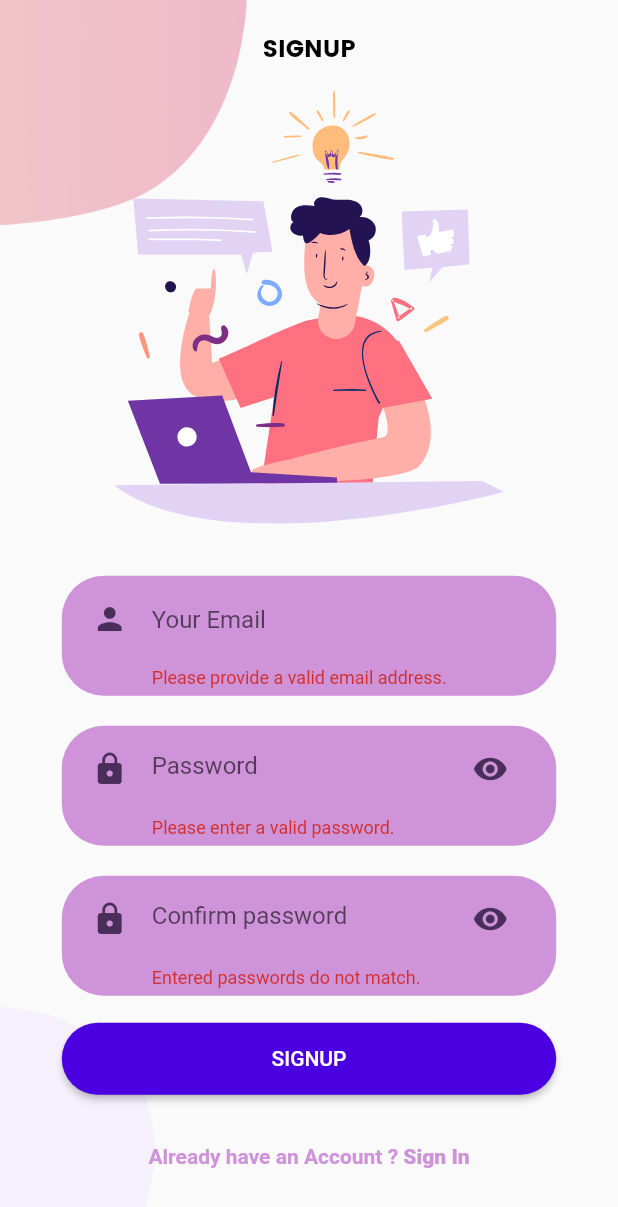
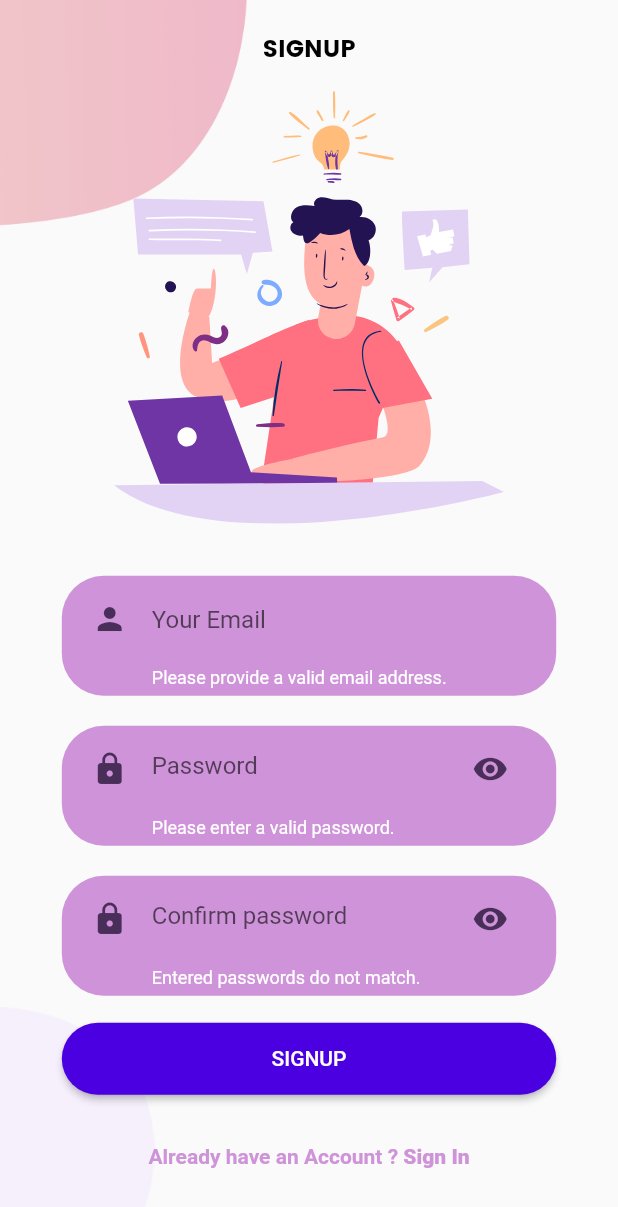
Before and after one commit to italoguasti/product_list_flutter_app_getx, a Flutter app: the SignupPage screen opened by its route, after a tap on "SIGNUP", on a phone screen of 412 x 824 dp. Shown: the top 1207 px of the screen. Run offline on Flutter 3.47's test engine with Material 2 defaults, Android fonts, the phone set to English and light mode, and no system bars; our stand-ins replace dio, firebase_core, flutter_rating_bar, flutter_svg, get; accounts and stored records are empty.

Commit message:
user register firebase

```diff
--- a/lib/components/login/login_body.dart
+++ b/lib/components/login/login_body.dart
@@ -12,6 +12,7 @@ class LoginBody extends StatelessWidget {
   final _passwordController = TextEditingController();
 
   final _formKey = GlobalKey<FormState>();
+
 
   LoginBody({
     Key? key,
--- a/lib/components/rounded_input_field.dart
+++ b/lib/components/rounded_input_field.dart
@@ -12,7 +12,7 @@ class RoundedInputField extends StatelessWidget {
 
   const RoundedInputField({
     Key? key,
-    required this.controller,
+    this.controller,
     required this.hintText,
     required this.validator,
     required this.textInputAction,
@@ -25,7 +25,9 @@ class RoundedInputField extends StatelessWidget {
         validator: validator,
         textInputAction: textInputAction,
         controller: controller,
+        cursorColor: Colors.white,
         decoration: InputDecoration(
+          errorStyle: const TextStyle(color: Colors.white),
           icon: Icon(
             Icons.person,
             color: AppColors.mediumPurple,
--- a/lib/components/rounded_password_field.dart
+++ b/lib/components/rounded_password_field.dart
@@ -22,11 +22,13 @@ class RoundedPasswordField extends StatelessWidget {
   Widget build(BuildContext context) {
     return TextFieldContainer(
       child: TextFormField(
+        cursorColor: Colors.white,
         validator: validator,
         textInputAction: textInputAction,
         controller: controller,
         obscureText: true,
         decoration: InputDecoration(
+          errorStyle: const TextStyle(color: Colors.white),
           hintText: hinText,
           icon: Icon(
             Icons.lock,
--- a/lib/components/signup/signup_body.dart
+++ b/lib/components/signup/signup_body.dart
@@ -3,18 +3,53 @@ import 'package:flutter_svg/flutter_svg.dart';
 import 'package:get/get.dart';
 import 'package:getx_lesson_one/validation/validation.dart';
 
+import '../../models/models.dart';
 import '../../theme/theme.dart';
 import '../components.dart';
 
-class SignUpBody extends StatelessWidget {
+class SignUpBody extends StatefulWidget {
+  const SignUpBody({
+    Key? key,
+  }) : super(key: key);
+
+  @override
+  State<SignUpBody> createState() => _SignUpBodyState();
+}
+
+class _SignUpBodyState extends State<SignUpBody> {
   final _emailController = TextEditingController();
   final _passwordController = TextEditingController();
   final _confirmPasswordController = TextEditingController();
+
   final _formKey = GlobalKey<FormState>();
 
-  SignUpBody({
-    Key? key,
-  }) : super(key: key);
+  bool _isLoading = false;
+
+  final Map<String, String> _authData = {
+    'email': '',
+    'password': '',
+  };
+
+  Future<void> _submit() async {
+    final isValid = _formKey.currentState?.validate() ?? false;
+
+    if (!isValid) {
+      return;
+    }
+
+    _formKey.currentState?.save();
+
+    setState(() => _isLoading = true);
+
+    await Auth.signup(
+      _emailController.text,
+      _passwordController.text,
+    );
+
+    setState(() => _isLoading = false);
+
+    Get.offAllNamed('/login');
+  }
 
   @override
   Widget build(BuildContext context) {
@@ -23,7 +58,11 @@ class SignUpBody extends StatelessWidget {
       child: Form(
         key: _formKey,
         autovalidateMode: AutovalidateMode.onUserInteraction,
-        child: Column(
+        child: _isLoading
+            ? const Center(
+                child: CircularProgressIndicator(),
+              )
+            : Column(
                 mainAxisAlignment: MainAxisAlignment.center,
                 children: [
                   const Text(
@@ -57,13 +96,12 @@ class SignUpBody extends StatelessWidget {
                     controller: _confirmPasswordController,
                     textInputAction: TextInputAction.done,
                     validator: (v) =>
-                  MyConfirmPassword(v!, _passwordController.text).validator(),
+                        MyConfirmPassword(v!, _passwordController.text)
+                            .validator(),
                   ),
                   RoundedButton(
                     text: 'SIGNUP',
-              press: () {
-                _formKey.currentState!.validate();
-              },
+                    press: _submit,
                     color: AppColors.primary,
                   ),
                   AlreadyHaveAnAccountCheck(
--- /dev/null
+++ b/lib/models/auth.dart
@@ -0,0 +1,20 @@
+import 'dart:convert';
+
+import 'package:get/get.dart';
+import 'package:http/http.dart' as http;
+
+class Auth extends GetxController {
+  static const _url =
+      'https://identitytoolkit.googleapis.com/v1/accounts:signUp?key=AIzaSyAjKfSSl7th8cegZf7G-9LTGmhIIWKL1Ak';
+
+  static Future<void> signup(String email, String password) async {
+    final response = await http.post(
+      Uri.parse(_url),
+      body: jsonEncode({
+        'email': email,
+        'password': password,
+        'returnSecureToken': true,
+      }),
+    );
+  }
+}
--- a/lib/models/models.dart
+++ b/lib/models/models.dart
@@ -1 +1,2 @@
 export 'product_model.dart';
+export 'auth.dart';
--- a/lib/validation/validators/my_password.dart
+++ b/lib/validation/validators/my_password.dart
@@ -7,7 +7,7 @@ class MyPassword implements ValidateInput {
 
   @override
   String? validator() {
-    if (value.isEmpty || value.length < 5) {
+    if (value.isEmpty || value.length < 6) {
       return 'Please enter a valid password.';
     }
     return null;
--- a/pubspec.yaml
+++ b/pubspec.yaml
@@ -35,6 +35,7 @@ dependencies:
   flutter_rating_bar: ^4.0.1
   flutter_svg: ^1.1.3
   get: ^4.6.5
+  http: ^0.13.5
   intl: ^0.17.0
 
 dev_dependencies:
```
Also changed, not shown: pubspec.lock. Lines whose indentation alone changed are shown as unchanged.
